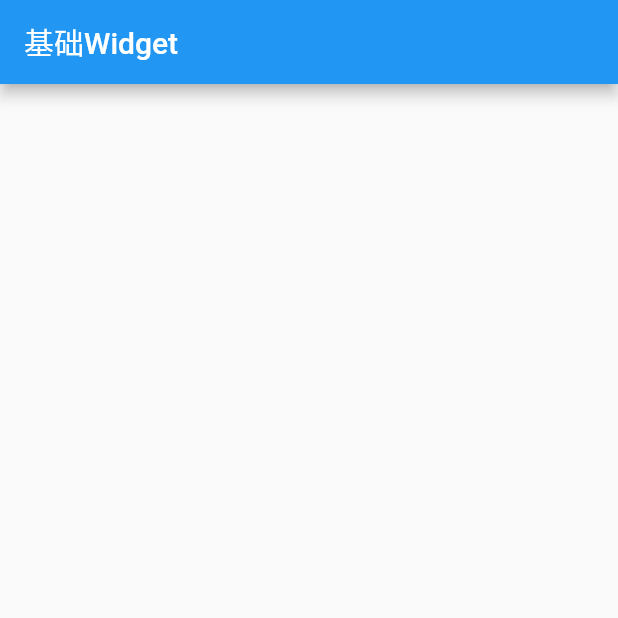
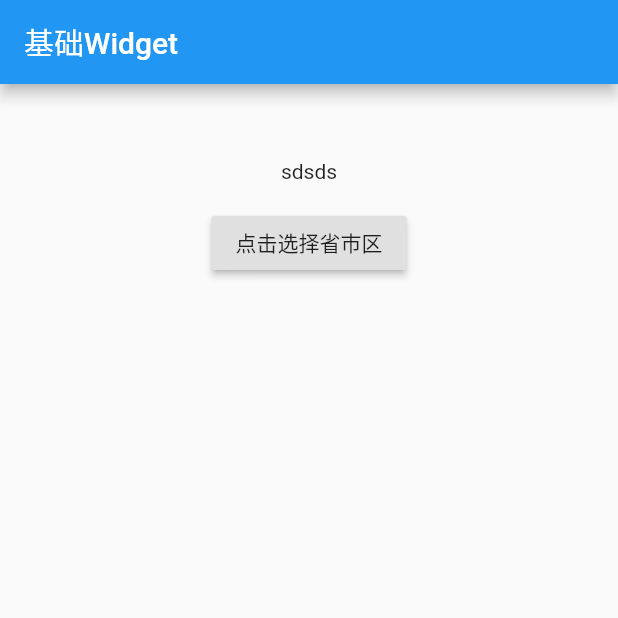
Before and after one commit to YYDreams/flutter_helloworld, a Flutter app: the screen it shows after launch, on a phone screen of 412 x 824 dp, the top half of it. Run offline on Flutter 3.47's test engine with Material 2 defaults, Android fonts, the phone set to English and light mode, and no system bars.

Commit message:
add 选择时间空间初始化

```diff
--- a/lib/main.dart
+++ b/lib/main.dart
@@ -1,4 +1,5 @@
 import 'package:flutter/material.dart';
+import 'package:flutter_app/selected_time_page.dart';
 
 main() => (runApp(MyApp()));
 
@@ -21,6 +22,41 @@ class MyApp extends StatelessWidget {
 class HomeContent extends StatelessWidget {
   @override
   Widget build(BuildContext context) {
-    return Container();
+    return Container(
+      padding: EdgeInsets.only(top: 50.0),
+      child:  Column(
+        children: <Widget>[
+          Row(
+            mainAxisAlignment: MainAxisAlignment.center,
+            children: <Widget>[
+              Container(
+                margin: EdgeInsets.only(bottom: 16.0),
+                child: Text("sdsds"),
+//                  child: Text(selectArea != null ? selectArea['address'] : '未选择...'),
+              )
+            ],
+          ),
+          Row(
+            mainAxisAlignment: MainAxisAlignment.center,
+            children: <Widget>[
+              RaisedButton(
+                onPressed: (){
+                  showBottomSheet(context: context, builder: (_)=>Container(
+                    height: 300.0,
+                    child: SelectedTimePage(
+//                        onSelect: handleSelect,
+//                        initProviceIndex: selectArea == null ? 0 : selectArea['proviceIndex'],
+//                        initCityIndex: selectArea == null ? 0 : selectArea['cityIndex'],
+//                        initCountyIndex: selectArea == null ? 0 : selectArea['countyIndex'],
+                    ),
+                  ));
+                },
+                child: Text('点击选择省市区'),
+              ),
+            ],
+          ),
+        ],
+      ),
+    );
   }
 }
```
Also changed, not shown: lib/selected_time_page.dart (added, +50 -0 lines), pubspec.lock, 2 other files.
